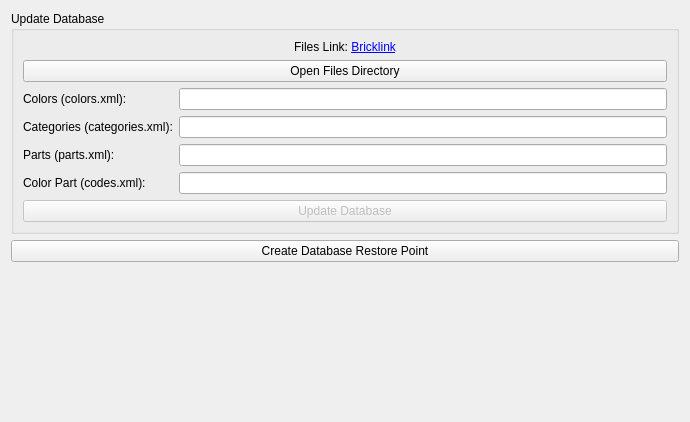
First picture: the form in ui/databaseWidget.ui, repository Syadon/BrickCollectionManager, before the edit.
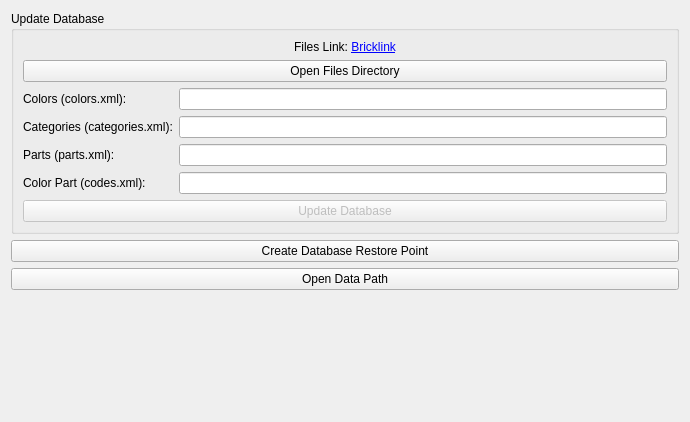
Second picture: the form after the edit.

Commit message: Added a button to open the path of db

What changed in the file:
```diff
--- a/ui/databaseWidget.ui
+++ b/ui/databaseWidget.ui
@@ -130,6 +130,13 @@
      </property>
     </widget>
    </item>
+   <item>
+    <widget class="QPushButton" name="openDataPathButton">
+     <property name="text">
+      <string>Open Data Path</string>
+     </property>
+    </widget>
+   </item>
    <item>
     <spacer name="verticalSpacer">
      <property name="orientation">
```
The commit also changes 1 other file.
